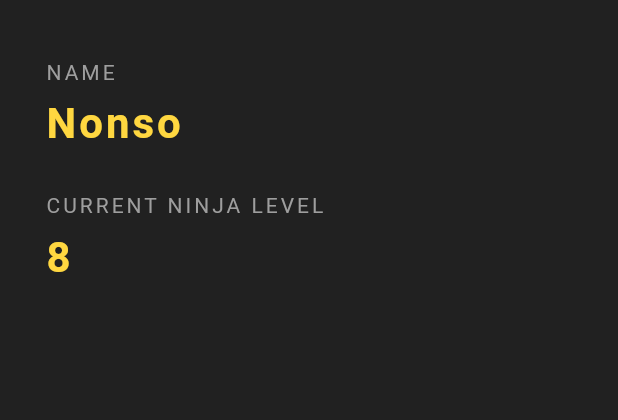
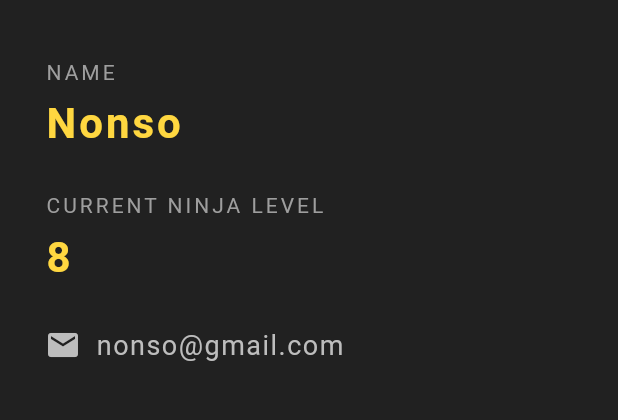
Before and after one commit to richardingwe/ninja_id, a Flutter app: the screen it shows after launch, on a phone screen of 412 x 824 dp, the part 84-504 px from its top. Run offline on Flutter 3.47's test engine with Material 2 defaults, Android fonts, the phone set to English and light mode, and no system bars.

Commit message:
added email and email icon

```diff
--- a/lib/main.dart
+++ b/lib/main.dart
@@ -66,6 +66,25 @@ class NinjaCard extends StatelessWidget {
              SizedBox(
               height: 30.0,
             ),
+            Row(
+              children: <Widget>[
+                Icon(
+                  Icons.email,
+                  color: Colors.grey[400],
+                ),
+                SizedBox(
+                  width: 10.0,
+                ),
+                Text(
+                  'nonso@gmail.com',
+                  style: TextStyle(
+                    color: Colors.grey[400],
+                    fontSize: 18.0,
+                    letterSpacing: 1.0,
+                  ),
+                )
+              ],
+            )
           ],
         ),
         ),
```
